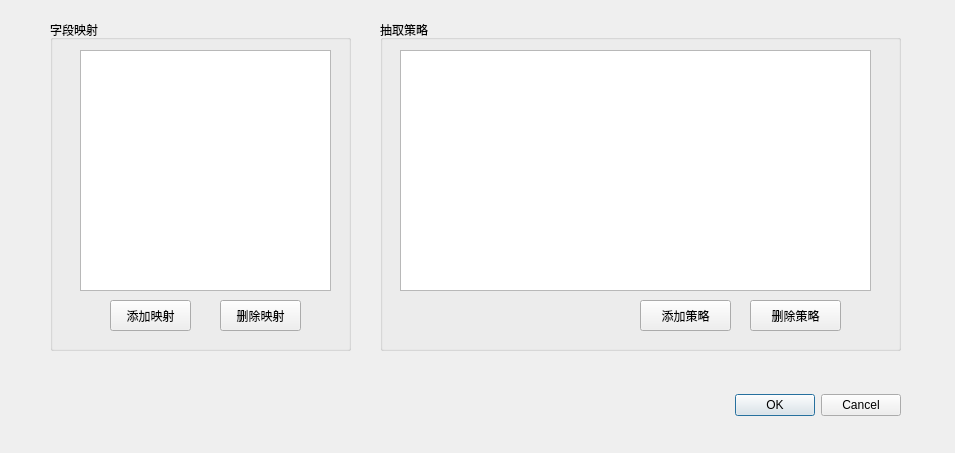
xzmeng/-, file qt/UI/AddFieldsMap.ui: the form before one commit.
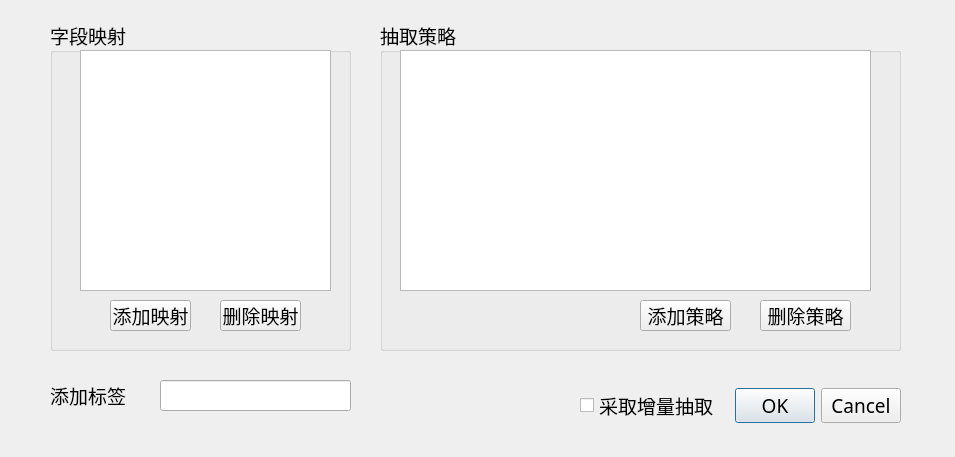
The form after the commit.

What changed in the file:
```diff
--- a/qt/UI/AddFieldsMap.ui
+++ b/qt/UI/AddFieldsMap.ui
@@ -7,9 +7,15 @@
     <x>0</x>
     <y>0</y>
     <width>955</width>
-    <height>453</height>
+    <height>457</height>
    </rect>
   </property>
+  <property name="font">
+   <font>
+    <family>微软雅黑</family>
+    <pointsize>14</pointsize>
+   </font>
+  </property>
   <property name="windowTitle">
    <string>Dialog</string>
   </property>
@@ -113,7 +119,7 @@
    <widget class="QPushButton" name="pushButton_4">
     <property name="geometry">
      <rect>
-      <x>370</x>
+      <x>380</x>
       <y>280</y>
       <width>91</width>
       <height>31</height>
@@ -124,6 +130,42 @@
     </property>
    </widget>
   </widget>
+  <widget class="QCheckBox" name="checkBox">
+   <property name="geometry">
+    <rect>
+     <x>580</x>
+     <y>390</y>
+     <width>151</width>
+     <height>31</height>
+    </rect>
+   </property>
+   <property name="text">
+    <string>采取增量抽取</string>
+   </property>
+  </widget>
+  <widget class="QLineEdit" name="lineEdit">
+   <property name="geometry">
+    <rect>
+     <x>160</x>
+     <y>380</y>
+     <width>191</width>
+     <height>31</height>
+    </rect>
+   </property>
+  </widget>
+  <widget class="QLabel" name="label">
+   <property name="geometry">
+    <rect>
+     <x>50</x>
+     <y>380</y>
+     <width>101</width>
+     <height>31</height>
+    </rect>
+   </property>
+   <property name="text">
+    <string>添加标签</string>
+   </property>
+  </widget>
  </widget>
  <resources/>
  <connections/>
```
